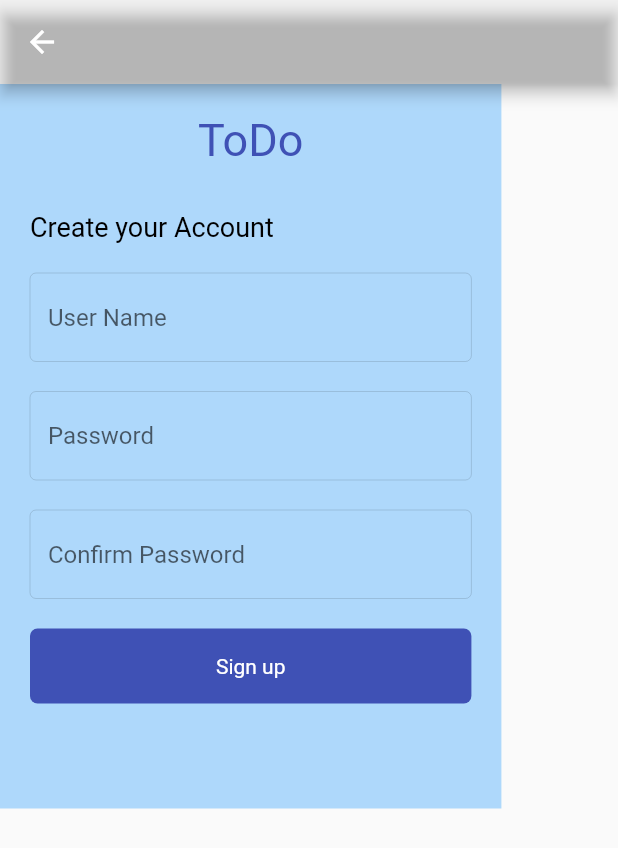
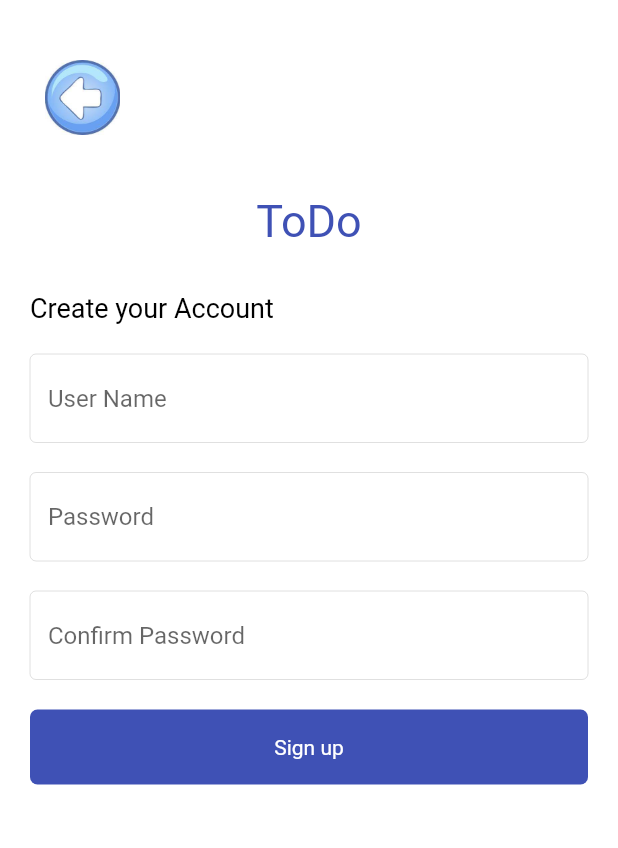
Before and after one commit to Hetvikakkad/StructureToDo, a Flutter app: the SignUpPage screen opened by its route, on a phone screen of 412 x 824 dp. Shown: the top 848 px of the screen. Run offline on Flutter 3.47's test engine with Material 2 defaults, Android fonts, the light colour scheme and no system bars; our stand-ins replace animate_do, animated_text_kit, get, get_storage, shared_preferences; accounts and stored records are empty.

Commit message:
signup page button

```diff
--- a/lib/pages/auth/signup_page.dart
+++ b/lib/pages/auth/signup_page.dart
@@ -5,6 +5,7 @@ import 'package:get/get_core/src/get_main.dart';
 
 
 import '../../controllers/auth/auth_controller.dart';
+import 'login_page.dart';
 
 
 class SignUpPage extends StatefulWidget {
@@ -49,7 +50,7 @@ class _SignUpPageState extends State<SignUpPage> with SingleTickerProviderStateM
     passVisible = true;
     nameContoller.clear();
     passwordContoller.clear();
-      animationController = AnimationController(vsync: this,duration:Duration(seconds: 3) );
+      animationController = AnimationController(vsync: this,duration:Duration(seconds: 1) );
       animation = Tween(begin: 200.0,end: Get.width).animate(animationController);
       colorAnimation =  ColorTween(begin: Colors.blue,end: Colors.white).animate(animationController);
       animation.addListener(() {
@@ -63,9 +64,6 @@ class _SignUpPageState extends State<SignUpPage> with SingleTickerProviderStateM
   Widget build(BuildContext context) {
     double screenWidth = MediaQuery.of(context).size.width;
     return Scaffold(
-      appBar: AppBar(
-          backgroundColor: Colors.transparent,
-      ),
       body: SingleChildScrollView(
         child: Container(
           width: animation.value,
@@ -77,6 +75,23 @@ class _SignUpPageState extends State<SignUpPage> with SingleTickerProviderStateM
               mainAxisAlignment: MainAxisAlignment.center,
               crossAxisAlignment: CrossAxisAlignment.start,
               children: [
+                SizedBox(height: 10,),
+                Row(
+                  children: [
+                    GestureDetector(
+                       onTap: () {
+                         Navigator.push(context, MaterialPageRoute(builder: (context) => SignInPage()));
+                       },
+                      child: Container(
+                        padding: EdgeInsets.all(10),
+                        height: 70,
+                        child: Image.asset('assets/images/back.jpg',scale: 2.8,),
+                      ),
+                    )
+                    // Image.asset('assets/images/back.jpg',scale: 2.8,)
+                  ],
+                ),
+                SizedBox(height: 30,),
                 Center(
                   child: Text("ToDo",style: TextStyle(fontSize: 30,color: Colors.indigo)),
                   //   child: Image.asset("assets/images/todo.jpg",),
@@ -209,7 +224,9 @@ class _SignUpPageState extends State<SignUpPage> with SingleTickerProviderStateM
           ),
         ),
       ),
+
     );
+
 
   }
 }
```
Also changed, not shown: lib/pages/welcome.dart (+24 -1 lines), assets/images/back.jpg (added), 1 other file.
